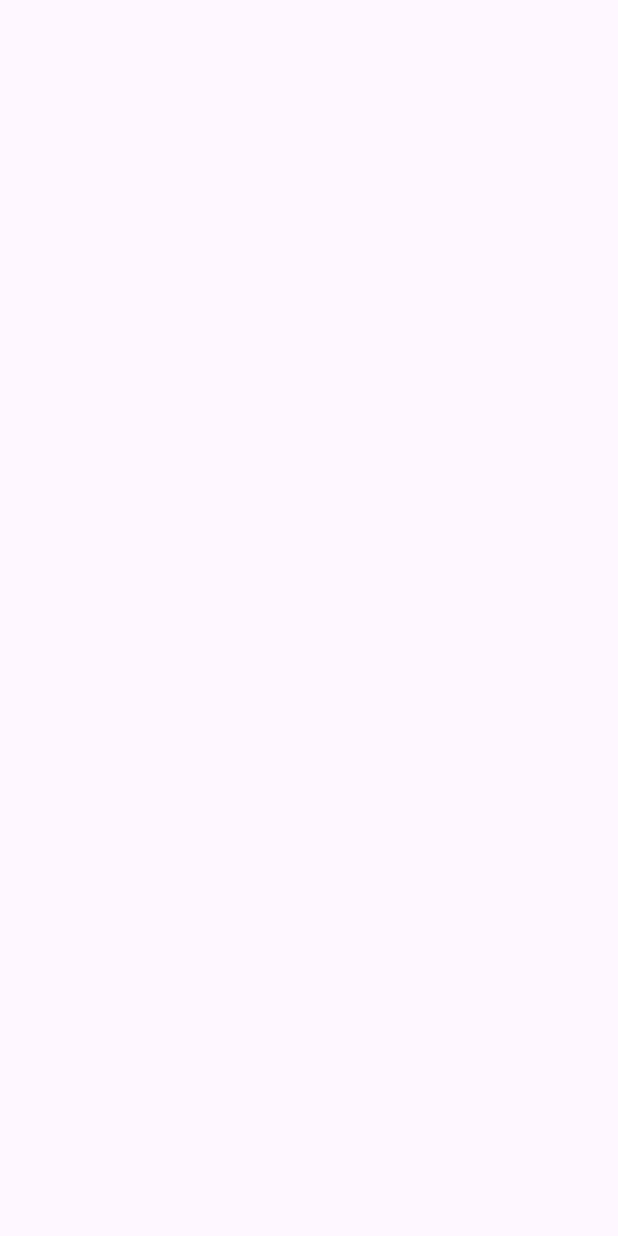
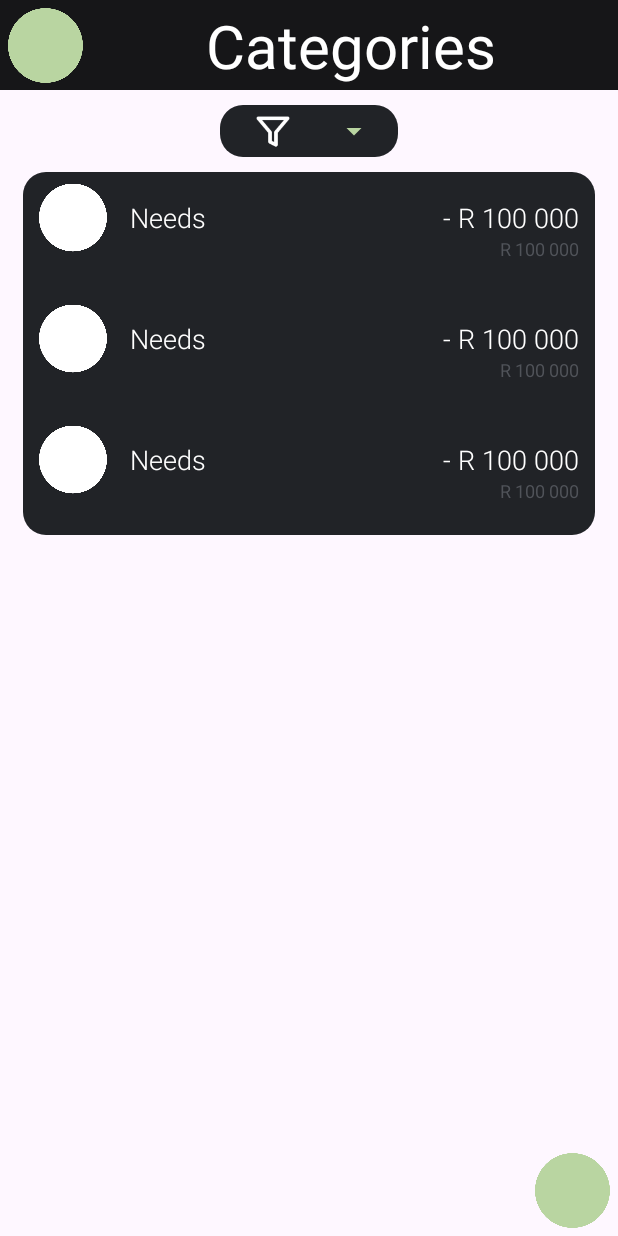
Before and after one commit to MunchiePanda/SpendSprout_OPSC, an Android app: the CategoryOverviewActivity screen opened directly, with no data from a screen before it, on a phone screen of 412 x 824 dp. Before the commit the screen is empty. Run offline under Robolectric (Android 15) with nearby library versions, the phone set to English and light mode, and no system bars.

Commit message:
Made the Category overview

```diff
--- a/app/build.gradle.kts
+++ b/app/build.gradle.kts
@@ -42,6 +42,7 @@ dependencies {
     implementation(libs.material)
     implementation(libs.androidx.activity)
     implementation(libs.androidx.constraintlayout)
+    implementation(libs.androidx.recyclerview)
     testImplementation(libs.junit)
     androidTestImplementation(libs.androidx.junit)
     androidTestImplementation(libs.androidx.espresso.core)
--- a/app/src/main/res/layout/activity_category_overview.xml
+++ b/app/src/main/res/layout/activity_category_overview.xml
@@ -1,5 +1,5 @@
 <?xml version="1.0" encoding="utf-8"?>
-<androidx.constraintlayout.widget.ConstraintLayout xmlns:android="http://schemas.android.com/apk/res/android"
+<FrameLayout xmlns:android="http://schemas.android.com/apk/res/android"
     xmlns:app="http://schemas.android.com/apk/res-auto"
     xmlns:tools="http://schemas.android.com/tools"
     android:id="@+id/main"
@@ -8,4 +8,102 @@
     tools:context=".CategoryOverviewActivity">
 
 
-</androidx.constraintlayout.widget.ConstraintLayout>
+    <!-- Layout with filter and main categories -->
+    <LinearLayout
+        android:layout_width="match_parent"
+        android:layout_height="wrap_content"
+        android:orientation="vertical"
+        app:layout_constraintEnd_toEndOf="parent"
+        app:layout_constraintStart_toStartOf="parent"
+        app:layout_constraintTop_toTopOf="parent">
+
+        <!-- Spacer so that Top Bar is visible -->
+        <Space
+            android:id="@+id/spacer_header"
+            android:layout_width="match_parent"
+            android:layout_height="60dp" />
+
+        <!-- Filter with background image/layout -->
+        <LinearLayout
+            android:layout_width="wrap_content"
+            android:layout_height="wrap_content"
+            android:layout_gravity="center"
+            android:background="@drawable/roundedcorners_background"
+            android:backgroundTint="@color/ItemBackgroundColor"
+            android:padding="5dp"
+            android:layout_marginVertical="10dp"
+            android:orientation="horizontal">
+
+            <ImageView
+                android:id="@+id/imageView2"
+                android:layout_width="match_parent"
+                android:layout_height="match_parent"
+                app:srcCompat="@drawable/filter_icon" />
+
+            <Spinner
+                android:id="@+id/spinner2"
+                android:layout_width="wrap_content"
+                android:layout_height="wrap_content"
+                android:backgroundTint="@color/ButtonColor" />
+
+
+        </LinearLayout>
+
+        <!-- Main Category 1 with 2 Subcategories -->
+        <LinearLayout
+            android:layout_width="match_parent"
+            android:layout_height="match_parent"
+            android:layout_gravity="center"
+            android:layout_marginHorizontal="15dp"
+            android:layout_marginVertical="0dp"
+            android:background="@drawable/roundedcorners_background"
+            android:backgroundTint="@color/ItemBackgroundColor"
+            android:orientation="vertical">
+
+            <include layout="@layout/category_layout" />
+
+            <androidx.recyclerview.widget.RecyclerView
+                android:layout_width="wrap_content"
+                android:layout_height="wrap_content"
+                android:layout_gravity="center"
+                android:layout_margin="10dp"
+                android:background="@drawable/roundedcorners_background"
+                android:backgroundTint="@color/SubItemBackgroundColor"
+                tools:itemCount="2"
+                tools:listitem="@layout/subcategory_layout" />
+
+            <!-- Main Category 2 with 2 Subcategories -->
+            <include layout="@layout/category_layout" />
+
+            <androidx.recyclerview.widget.RecyclerView
+                android:layout_width="wrap_content"
+                android:layout_height="wrap_content"
+                android:layout_gravity="center"
+                android:layout_margin="10dp"
+                android:background="@drawable/roundedcorners_background"
+                android:backgroundTint="@color/SubItemBackgroundColor"
+                tools:itemCount="2"
+                tools:listitem="@layout/subcategory_layout" />
+
+            <!-- Main Category 3 with 2 Subcategories -->
+            <include layout="@layout/category_layout"/>
+
+            <androidx.recyclerview.widget.RecyclerView
+                android:layout_width="wrap_content"
+                android:layout_height="wrap_content"
+                android:layout_gravity="center"
+                android:layout_margin="10dp"
+                android:background="@drawable/roundedcorners_background"
+                android:backgroundTint="@color/SubItemBackgroundColor"
+                tools:itemCount="2"
+                tools:listitem="@layout/subcategory_layout" />
+        </LinearLayout>
+    </LinearLayout>
+
+    <include
+        android:id="@+id/layout_HeaderBar"
+        layout="@layout/header_bar_layout"
+        android:layout_width="match_parent"
+        android:layout_height="match_parent" />
+
+</FrameLayout>
--- a/app/src/main/res/layout/category_layout.xml
+++ b/app/src/main/res/layout/category_layout.xml
@@ -1,11 +1,12 @@
 <?xml version="1.0" encoding="utf-8"?>
 <LinearLayout xmlns:android="http://schemas.android.com/apk/res/android"
     xmlns:app="http://schemas.android.com/apk/res-auto"
-    android:layout_width="match_parent"
+    android:layout_width="380dp"
     android:layout_height="wrap_content"
     android:background="@color/TransparentColor"
-    android:paddingHorizontal="15dp"
-    android:paddingVertical="1dp">
+    android:paddingHorizontal="10dp"
+    android:paddingVertical="1dp"
+    android:layout_gravity="center">
 
     <ImageView
         android:id="@+id/img_Category"
@@ -36,7 +37,7 @@
 
             <TextView
                 android:id="@+id/txt_Name"
-                android:layout_width="200dp"
+                android:layout_width="190dp"
                 android:layout_height="match_parent"
                 android:text="Needs"
                 android:textAlignment="textStart"
--- a/app/src/main/res/layout/header_bar_layout.xml
+++ b/app/src/main/res/layout/header_bar_layout.xml
@@ -3,17 +3,40 @@
     xmlns:app="http://schemas.android.com/apk/res-auto"
     xmlns:tools="http://schemas.android.com/tools"
     android:layout_width="match_parent"
+    android:layout_height="match_parent">
+
+    <ImageButton
+        android:id="@+id/btn_Action"
+        style="@style/CircularImageButton"
+        android:layout_width="50dp"
+        android:layout_height="50dp"
+        android:layout_marginEnd="15dp"
+        android:layout_marginBottom="15dp"
+        android:layout_weight="1"
+        android:contentDescription="For the relevant action."
+        app:layout_constraintBottom_toBottomOf="parent"
+        app:layout_constraintEnd_toEndOf="parent"
+        tools:srcCompat="@android:drawable/ic_menu_add" />
+
+    <androidx.constraintlayout.widget.ConstraintLayout
+        android:layout_width="match_parent"
         android:layout_height="60dp"
-    android:background="@color/TopBarColor">
+        app:layout_constraintEnd_toEndOf="parent"
+        app:layout_constraintStart_toStartOf="parent"
+        app:layout_constraintTop_toTopOf="parent"
+        android:background="@color/TopBarColor"
+        android:layout_marginBottom="20dp">
 
         <ImageButton
             android:id="@+id/btn_Menu"
             style="@style/CircularImageButton"
+            android:layout_margin="5dp"
+            android:layout_marginStart="15dp"
+            android:layout_marginTop="15dp"
             android:layout_weight="1"
-        app:layout_constraintBottom_toBottomOf="parent"
+            android:contentDescription="Opens the main menu."
             app:layout_constraintStart_toStartOf="parent"
             app:layout_constraintTop_toTopOf="parent"
-        android:contentDescription="Opens the main menu."
             tools:srcCompat="@android:drawable/ic_menu_sort_by_size" />
 
         <TextView
@@ -29,4 +52,7 @@
             app:layout_constraintEnd_toEndOf="parent"
             app:layout_constraintStart_toEndOf="@+id/btn_Menu"
             app:layout_constraintTop_toTopOf="parent" />
+
     </androidx.constraintlayout.widget.ConstraintLayout>
+
+</androidx.constraintlayout.widget.ConstraintLayout>
--- a/app/src/main/res/values/styles.xml
+++ b/app/src/main/res/values/styles.xml
@@ -11,22 +11,22 @@
     <!-- Main text style -->
     <style name="MainTextStyle">
         <item name="android:textColor">@color/MainTextColor</item>
-        <item name="android:textSize">20sp</item>
+        <item name="android:textSize">18sp</item>
         <item name="android:fontFamily">sans-serif-light</item>
     </style>
 
     <!-- Sub text style -->
     <style name="SubTextStyle">
         <item name="android:textColor">@color/SubTextColor</item>
-        <item name="android:textSize">14sp</item>
-        <item name="android:fontFamily">sans-serif-light</item>
+        <item name="android:textSize">12sp</item>
+        <item name="android:fontFamily">sans-serif</item>
         <item name="android:gravity">center</item>
     </style>
 
     <!-- Numeric text style -->
     <style name="NumericTextStyle">
         <item name="android:textColor">@color/SubTextColor</item>
-        <item name="android:textSize">20sp</item>
+        <item name="android:textSize">18sp</item>
         <item name="android:fontFamily">sans-serif-light</item>
         <item name="android:letterSpacing">0.5</item>
         <item name="android:textStyle">bold</item>
@@ -42,4 +42,6 @@
         <item name="android:backgroundTint">@color/ButtonColor</item>
         <item name="android:scaleType">centerInside</item>
     </style>
+
+    <dimen name="NameDimension">180dp</dimen>
 </resources>
--- a/gradle/libs.versions.toml
+++ b/gradle/libs.versions.toml
@@ -9,6 +9,7 @@ appcompat = "1.7.1"
 material = "1.13.0"
 activity = "1.11.0"
 constraintlayout = "2.2.1"
+recyclerview = "1.4.0"
 
 [libraries]
 androidx-core-ktx = { group = "androidx.core", name = "core-ktx", version.ref = "coreKtx" }
@@ -19,6 +20,7 @@ androidx-appcompat = { group = "androidx.appcompat", name = "appcompat", version
 material = { group = "com.google.android.material", name = "material", version.ref = "material" }
 androidx-activity = { group = "androidx.activity", name = "activity", version.ref = "activity" }
 androidx-constraintlayout = { group = "androidx.constraintlayout", name = "constraintlayout", version.ref = "constraintlayout" }
+androidx-recyclerview = { group = "androidx.recyclerview", name = "recyclerview", version.ref = "recyclerview" }
 
 [plugins]
 android-application = { id = "com.android.application", version.ref = "agp" }
```
Also changed, not shown: app/src/main/res/drawable/spinner_custom_background.xml (added, +33 -0 lines), app/src/main/res/layout/subcategory_layout.xml (+5 -4 lines), app/src/main/res/layout/transaction_layout.xml (+4 -3 lines), app/src/main/res/drawable/dropdown_icon.png (added), app/src/main/res/drawable/filter_icon.png (added). Lines whose indentation alone changed are shown as unchanged.
